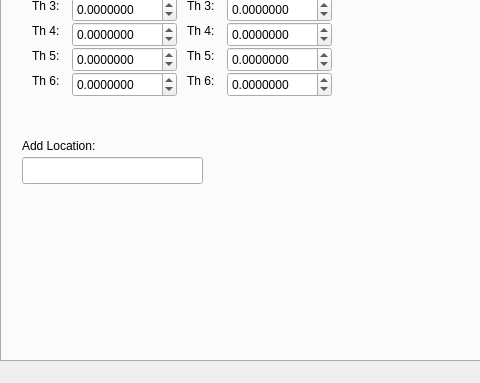
The window that catkin_ws/src/hri/justina_gui/src/MainWindow.ui (RobotJustina/JUSTINA) describes before a commit, drawn with Qt 5; both pictures show x 0 to 480 and y 146 to 529 of the 640 by 529 pixel window.
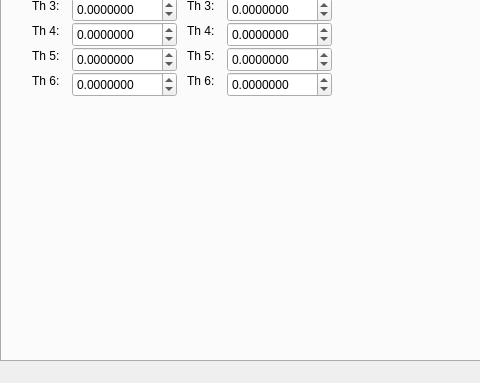
The same window after the commit. The open tabs and pages were chosen to show the change.

Commit message: Remove the functionality of add locations to add a locations in node of the knownledge

```diff
--- a/catkin_ws/src/hri/justina_gui/src/MainWindow.ui
+++ b/catkin_ws/src/hri/justina_gui/src/MainWindow.ui
@@ -2129,29 +2129,6 @@
        <double>0.100000000000000</double>
       </property>
      </widget>
-     <widget class="QLabel" name="navLblAddLoc">
-      <property name="geometry">
-       <rect>
-        <x>20</x>
-        <y>240</y>
-        <width>101</width>
-        <height>17</height>
-       </rect>
-      </property>
-      <property name="text">
-       <string>Add Location:</string>
-      </property>
-     </widget>
-     <widget class="QLineEdit" name="navTxtAddLoc">
-      <property name="geometry">
-       <rect>
-        <x>20</x>
-        <y>260</y>
-        <width>181</width>
-        <height>27</height>
-       </rect>
-      </property>
-     </widget>
     </widget>
     <widget class="QWidget" name="tabKnownledge">
      <attribute name="title">
```
Left out of the diff: 2 changed lines with no effect on the pictures. The commit also changes 13 other files.
